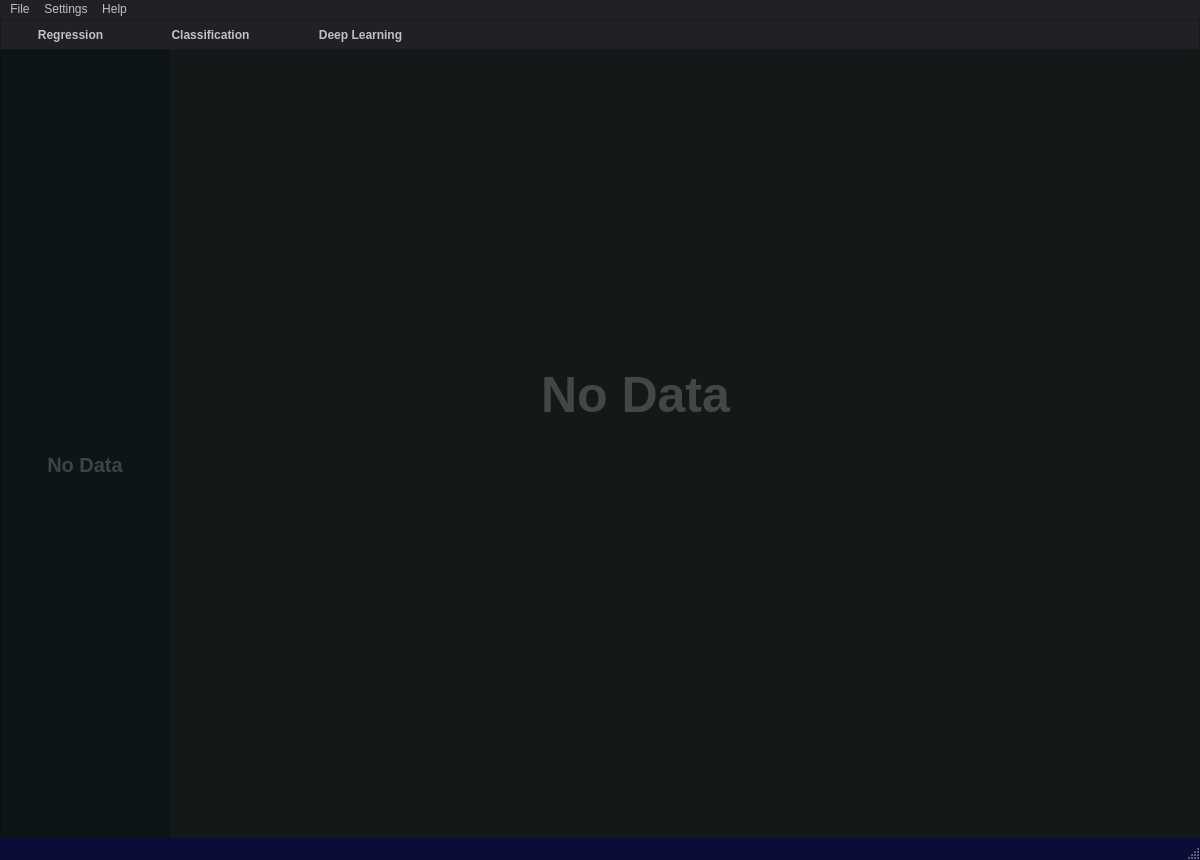
Before: the Qt Designer form app/ui/mainwindow.ui in S-t-0-r-m/MachineLearning, drawn with Qt 5.
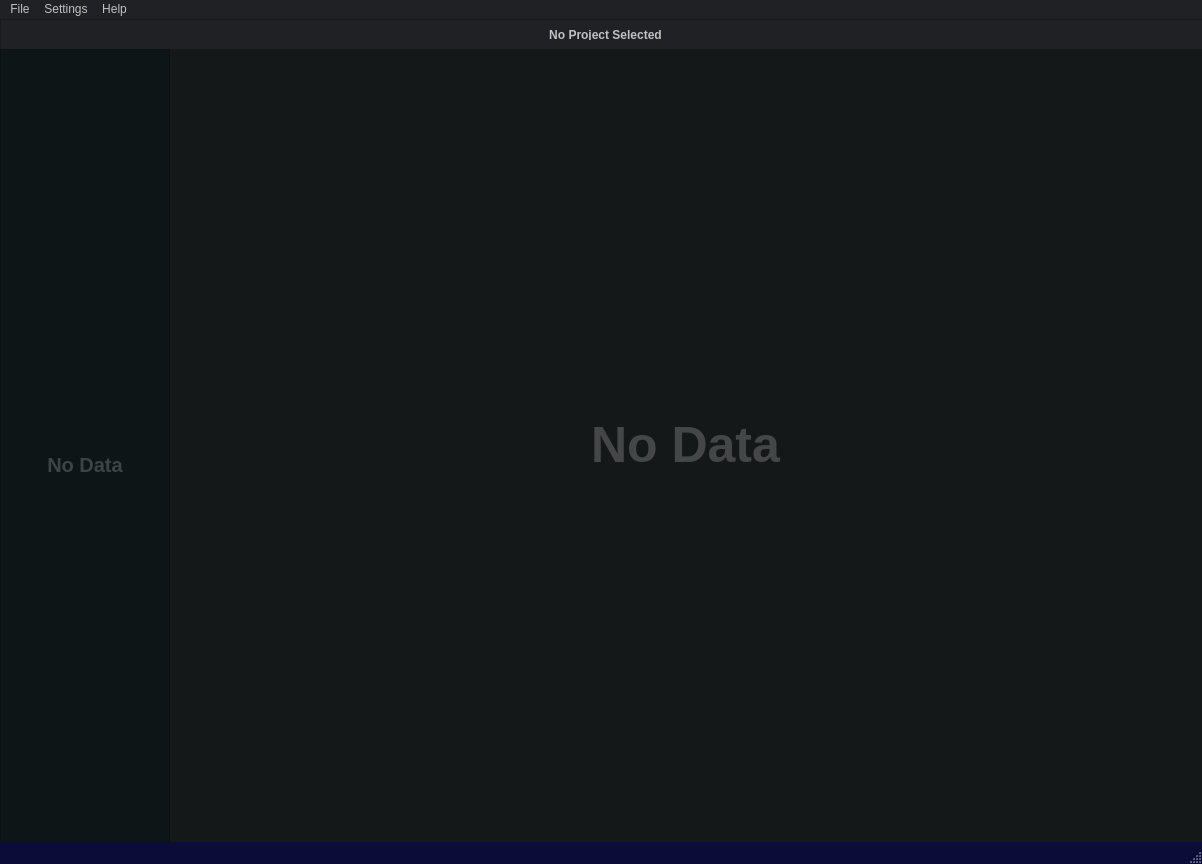
After: the same form once the commit is applied.

Diff of the .ui file:
```diff
--- a/app/ui/mainwindow.ui
+++ b/app/ui/mainwindow.ui
@@ -6,8 +6,8 @@
    <rect>
     <x>0</x>
     <y>0</y>
-    <width>1200</width>
-    <height>860</height>
+    <width>1202</width>
+    <height>864</height>
    </rect>
   </property>
   <property name="minimumSize">
@@ -37,7 +37,7 @@
      <rect>
       <x>0</x>
       <y>0</y>
-      <width>1200</width>
+      <width>1211</width>
       <height>31</height>
      </rect>
     </property>
@@ -50,74 +50,30 @@
     <property name="frameShadow">
      <enum>QFrame::Raised</enum>
     </property>
+    <layout class="QHBoxLayout" name="horizontalLayout">
+     <item>
     <widget class="QPushButton" name="regression">
-     <property name="geometry">
-      <rect>
-       <x>0</x>
-       <y>0</y>
-       <width>141</width>
-       <height>31</height>
-      </rect>
-     </property>
      <property name="styleSheet">
       <string notr="true">QPushButton {font: bold; color: #C1C1C1; text-align: center; border: None}
 QPushButton:hover{background-color: rgba(255,255,255,0.1);}</string>
      </property>
      <property name="text">
-      <string>Regression</string>
+        <string>No Project Selected</string>
      </property>
      <property name="flat">
       <bool>true</bool>
      </property>
     </widget>
-    <widget class="QPushButton" name="classification">
-     <property name="geometry">
-      <rect>
-       <x>140</x>
-       <y>0</y>
-       <width>141</width>
-       <height>31</height>
-      </rect>
-     </property>
-     <property name="styleSheet">
-      <string notr="true">QPushButton {font: bold; color: #C1C1C1; text-align: center; border: None}
-QPushButton:hover{background-color: rgba(255,255,255,0.1);}</string>
-     </property>
-     <property name="text">
-      <string>Classification</string>
-     </property>
-     <property name="flat">
-      <bool>true</bool>
-     </property>
-    </widget>
-    <widget class="QPushButton" name="deep_learn">
-     <property name="geometry">
-      <rect>
-       <x>280</x>
-       <y>0</y>
-       <width>161</width>
-       <height>31</height>
-      </rect>
-     </property>
-     <property name="styleSheet">
-      <string notr="true">QPushButton {font: bold; color: #C1C1C1; text-align: center; border: None}
-QPushButton:hover{background-color: rgba(255,255,255,0.1);}</string>
-     </property>
-     <property name="text">
-      <string>Deep Learning</string>
-     </property>
-     <property name="flat">
-      <bool>true</bool>
-     </property>
-    </widget>
+     </item>
+    </layout>
    </widget>
    <widget class="QLabel" name="NoData">
     <property name="geometry">
      <rect>
       <x>170</x>
       <y>30</y>
-      <width>931</width>
-      <height>691</height>
+      <width>1031</width>
+      <height>791</height>
      </rect>
     </property>
     <property name="styleSheet">
@@ -134,9 +90,9 @@
     <property name="geometry">
      <rect>
       <x>0</x>
-      <y>31</y>
+      <y>30</y>
       <width>170</width>
-      <height>830</height>
+      <height>831</height>
      </rect>
     </property>
     <property name="styleSheet">
@@ -170,7 +126,7 @@
     <rect>
      <x>0</x>
      <y>0</y>
-     <width>1200</width>
+     <width>1202</width>
      <height>22</height>
     </rect>
    </property>
```
Lines whose indentation alone changed are shown as unchanged.
